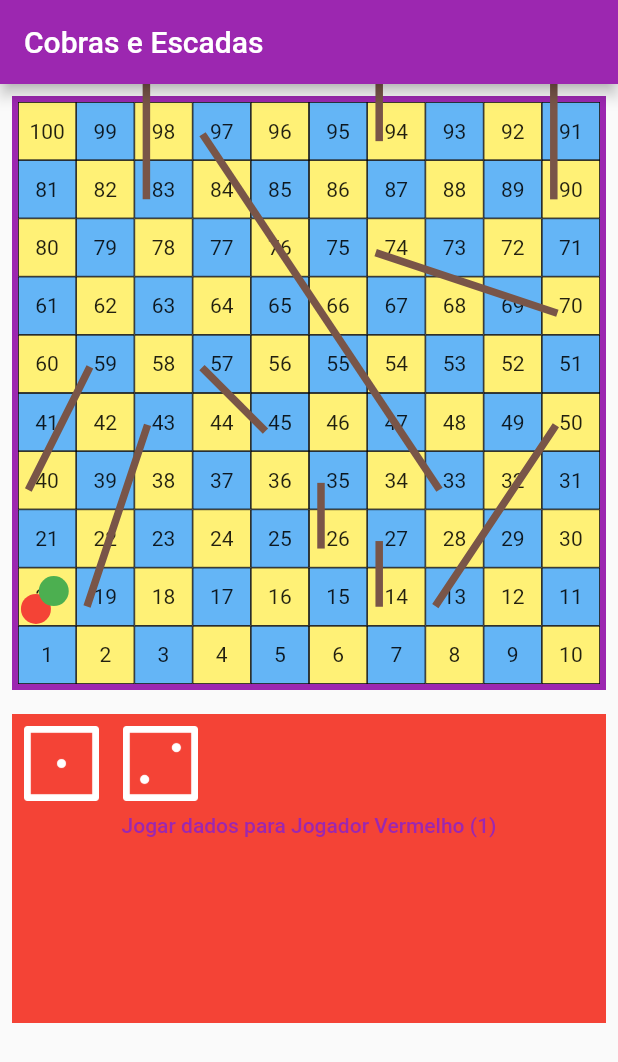
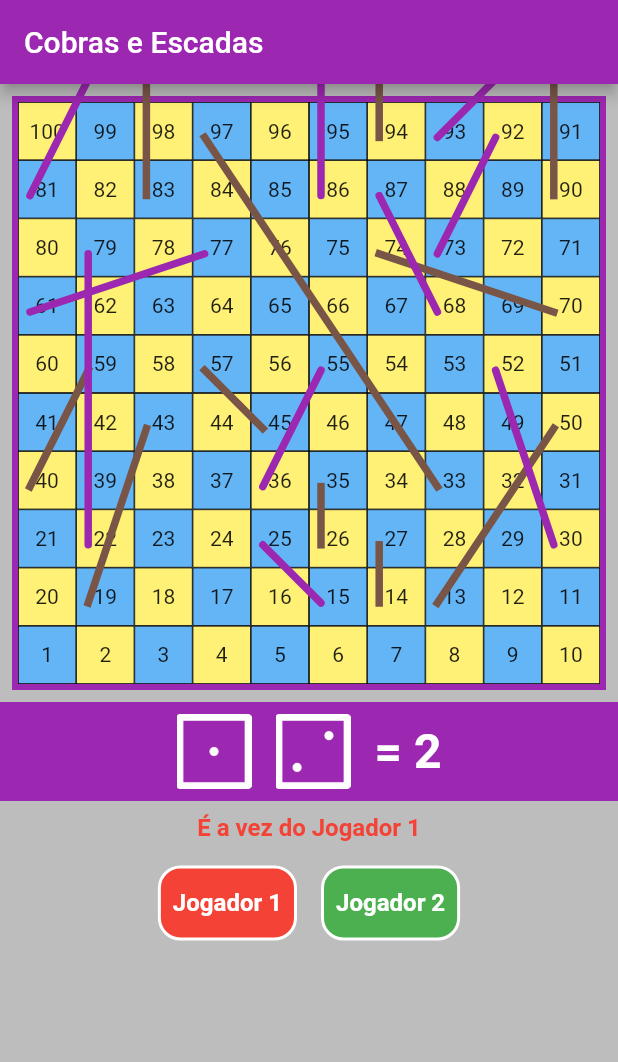
Before and after one commit to victorlf/snakes_and_ladders, a Flutter app: the screen it shows after launch, after a tap on the "play circle filled" icon, on a phone screen of 412 x 824 dp. Shown: the top 1062 px of the screen. Run offline on Flutter 3.47's test engine with Material 2 defaults, Android fonts, the light colour scheme and no system bars.

Commit message:
Added snakes; Added Providers for dice roll and user update.

```diff
--- a/lib/app_widget.dart
+++ b/lib/app_widget.dart
@@ -13,6 +13,7 @@ class AppWidget extends StatelessWidget {
       title: 'Snake and Ladders',
       theme: ThemeData(
         primarySwatch: Colors.purple,
+        scaffoldBackgroundColor: Colors.grey.shade400,
       ),
       home: const HomeScreen(title: 'Cobras e Escadas'),
     );
--- a/lib/providers/user_provider.dart
+++ b/lib/providers/user_provider.dart
@@ -2,8 +2,9 @@ import 'package:flutter/material.dart';
 import 'package:snakes_and_ladders/utils/constants.dart';
 
 class UserProvider with ChangeNotifier {
-  late int _user1Position;
-  late int _user2Position;
+  int _user1Position = -1;
+  int _user2Position = -1;
+  int _lastOneToPlay = 0;
 
   Offset _user1OffsetPosition = Offset(0, 0);
   Offset _user2OffsetPosition = Offset(0, 0);
@@ -32,9 +33,27 @@ class UserProvider with ChangeNotifier {
   Offset get user1Position => _user1OffsetPosition;
   Offset get user2Position => _user2OffsetPosition;
 
-  List<Offset> get getUsersPosition => _user1OffsetPosition == Offset(0, 0)
-      ? []
-      : [_user1OffsetPosition, _user2OffsetPosition];
+  Color get getColorOflastUserToPlay {
+    if (_lastOneToPlay == 1) {
+      return user1Color;
+    } else if (_lastOneToPlay == 2) {
+      return user2Color;
+    } else {
+      return Colors.purple;
+    }
+  }
+
+  List<Offset> get getUsersPosition {
+    var list = <Offset>[];
+    if (_user1OffsetPosition != Offset(0, 0)) {
+      list.add(_user1OffsetPosition);
+    }
+
+    if (_user2OffsetPosition != Offset(0, 0)) {
+      list.add(_user2OffsetPosition);
+    }
+    return list;
+  }
 
   //void emptyUsersPosition() => _user1OffsetPosition == Offset(0, 0);
 
@@ -42,7 +61,15 @@ class UserProvider with ChangeNotifier {
     //_user1Position += addUser1;
     //_user2Position += addUser2;
 
+    _lastOneToPlay = addUser1 != 0 ? 1 : 2;
+
+    if (addUser1 > 0) {
       debugPrint('Position Before of user 1: $_user1Position');
+      final userPointBefore = _user1Position;
+      if (userPointBefore < 0) {
+        _user1Position = usersInitialPoint;
+      }
+
       for (var i = 1; i <= addUser1; i++) {
         if (isRowToDecrease(_user1Position)) {
           if (isEndOfRow(endRowList2, _user1Position)) {
@@ -61,6 +88,10 @@ class UserProvider with ChangeNotifier {
         }
       }
 
+      if (userPointBefore < 0) {
+        _user1Position += 1;
+      }
+
       if (_user1Position < 0) {
         _user1Position = _user1Position.abs();
       }
@@ -71,11 +102,24 @@ class UserProvider with ChangeNotifier {
         }
       }
 
-    debugPrint('Position After of user 1: $_user1Position');
+      for (var pair in snakesPoints) {
+        if (pair.first == _user1Position) {
+          _user1Position = pair.last;
+        }
+      }
 
+      final RenderBox renderUser1 = keysList[_user1Position]
+          .currentContext
+          ?.findRenderObject() as RenderBox;
+      _user1OffsetPosition = renderUser1.localToGlobal(Offset.zero);
+    }
     // User 2
-
+    if (addUser2 > 0) {
       debugPrint('Position Before of user 2: $_user2Position');
+      final userPointBefore = _user2Position;
+      if (userPointBefore < 0) {
+        _user2Position = usersInitialPoint;
+      }
       for (var i = 1; i <= addUser2; i++) {
         if (isRowToDecrease(_user2Position)) {
           if (isEndOfRow(endRowList2, _user2Position)) {
@@ -94,6 +138,10 @@ class UserProvider with ChangeNotifier {
         }
       }
 
+      if (userPointBefore < 0) {
+        _user2Position += 1;
+      }
+
       if (_user2Position < 0) {
         _user2Position = _user2Position.abs();
       }
@@ -104,20 +152,26 @@ class UserProvider with ChangeNotifier {
         }
       }
 
-    debugPrint('Position After of user 2: $_user2Position');
-
-    // =========
-
-    final RenderBox renderUser1 = keysList[_user1Position]
-        .currentContext
-        ?.findRenderObject() as RenderBox;
-    _user1OffsetPosition = renderUser1.localToGlobal(Offset.zero);
+      for (var pair in snakesPoints) {
+        if (pair.first == _user2Position) {
+          _user2Position = pair.last;
+        }
+      }
 
       final RenderBox renderUser2 = keysList[_user2Position]
           .currentContext
           ?.findRenderObject() as RenderBox;
       _user2OffsetPosition = renderUser2.localToGlobal(Offset.zero);
+      //notifyListeners();
+    }
+
+    debugPrint('Position After of user 1: $_user1Position');
+    // User 2
+
+    debugPrint('Position After of user 2: $_user2Position');
+
     notifyListeners();
+    // =========
   }
 
   bool isRowToDecrease(int userPosition) {
--- a/lib/screens/home_screen.dart
+++ b/lib/screens/home_screen.dart
@@ -4,9 +4,10 @@ import 'package:provider/provider.dart';
 import 'package:snakes_and_ladders/providers/dice_provider.dart';
 import 'package:snakes_and_ladders/providers/user_provider.dart';
 import 'package:snakes_and_ladders/utils/constants.dart';
+import 'package:snakes_and_ladders/widgets/congratulations_dialog.dart';
 import 'package:snakes_and_ladders/widgets/dice_roll.dart';
+import 'package:snakes_and_ladders/widgets/play_button.dart';
 import 'package:snakes_and_ladders/widgets/shape_painter.dart';
-
 import 'package:snakes_and_ladders/widgets/square.dart';
 
 class HomeScreen extends StatefulWidget {
@@ -22,6 +23,7 @@ class _HomeScreenState extends State<HomeScreen> {
   //late final List<GlobalKey> keysList;
   late final GlobalKey keyContainer;
   List<Map<Offset, Offset>> ladderList = [];
+  List<Map<Offset, Offset>> snakeList = [];
   List<Offset> usersOffsetList = [];
   // base da escada é o value do Map
 
@@ -49,6 +51,28 @@ class _HomeScreenState extends State<HomeScreen> {
     }
   }
 
+  Future<void> showMyDialog(
+      context, UserProvider users, Function finish, Color userColor) async {
+    return showDialog<void>(
+      context: context,
+      barrierDismissible: false, // user must tap button!
+      builder: (BuildContext context) {
+        return CongratulationsDialog(
+          finish: finish,
+          userColor: userColor,
+        );
+      },
+    );
+  }
+
+  void finish() {
+    setState(() {
+      ladderList = [];
+      snakeList = [];
+      gameIsOn = false;
+    });
+  }
+
   @override
   Widget build(BuildContext context) {
     void startGame() {
@@ -65,9 +89,23 @@ class _HomeScreenState extends State<HomeScreen> {
           Offset offsetEnd = renderEnd.localToGlobal(Offset.zero);
           ladderList.add({offsetStart: offsetEnd});
         }
+
+        for (var points in snakesPoints) {
+          final RenderBox renderStart = keysList[points.first]
+              .currentContext
+              ?.findRenderObject() as RenderBox;
+          Offset offsetStart = renderStart.localToGlobal(Offset.zero);
+
+          final RenderBox renderEnd = keysList[points.last]
+              .currentContext
+              ?.findRenderObject() as RenderBox;
+          Offset offsetEnd = renderEnd.localToGlobal(Offset.zero);
+          snakeList.add({offsetStart: offsetEnd});
+        }
+
         gameIsOn = true;
       });
-      Provider.of<UserProvider>(context, listen: false).setInitialPositions();
+      //Provider.of<UserProvider>(context, listen: false).setInitialPositions();
     }
 
     return SafeArea(
@@ -82,7 +120,8 @@ class _HomeScreenState extends State<HomeScreen> {
                 padding: const EdgeInsets.all(8.0),
                 child: CustomPaint(
                   foregroundPainter: ShapePainter(
-                    pairList: ladderList,
+                    ladderList: ladderList,
+                    snakeList: snakeList,
                     //userList: usersOffsetList,
                     userList: users.getUsersPosition,
                   ),
@@ -133,104 +172,71 @@ class _HomeScreenState extends State<HomeScreen> {
   }
 
   Widget rollDice(UserProvider users) {
-    return Center(
-      child: isPlayer1Turn
-          ? TextButton(
+    return Column(
+      children: [
+        DiceRoll(),
+        Row(
+          mainAxisAlignment: MainAxisAlignment.center,
+          children: [
+            TextButton(
               onPressed: () async {
+                if (isPlayer1Turn) {
                   await Provider.of<DiceProvider>(context, listen: false)
                       .generateDiceValue();
-                final dice1 = Provider.of<DiceProvider>(context, listen: false)
+                  final dice1 =
+                      Provider.of<DiceProvider>(context, listen: false)
                           .dice1ValueCount;
-                final dice2 = Provider.of<DiceProvider>(context, listen: false)
+                  final dice2 =
+                      Provider.of<DiceProvider>(context, listen: false)
                           .dice2ValueCount;
 
                   final addUser1 = dice1 + dice2;
 
-                users.updatePositions(addUser1: addUser1, addUser2: 0);
+                  users.updatePositions(addUser1: 16, addUser2: 0);
                   if (users.user1PositionIndex == 0) {
-                  _showMyDialog(users);
+                    showMyDialog(context, users, finish, user1Color);
                   }
 
                   setState(() {
+                    if (dice1 != dice2) {
                       isPlayer1Turn = false;
+                    }
                   });
+                }
               },
-              child: Container(
-                width: double.infinity,
-                height: MediaQuery.of(context).size.height * 0.25,
-                color: Colors.red,
-                child: Column(
-                  children: [
-                    DiceRoll(),
-                    Text('Jogar dados para Jogador Vermelho (1)'),
-                  ],
+              child: const PlayButton(text: 'Jogador 1', color: user1Color),
             ),
-              ),
-            )
-          : TextButton(
+            TextButton(
               onPressed: () async {
+                if (!isPlayer1Turn) {
                   await Provider.of<DiceProvider>(context, listen: false)
                       .generateDiceValue();
-                final dice1 = Provider.of<DiceProvider>(context, listen: false)
+                  final dice1 =
+                      Provider.of<DiceProvider>(context, listen: false)
                           .dice1ValueCount;
-                final dice2 = Provider.of<DiceProvider>(context, listen: false)
+                  final dice2 =
+                      Provider.of<DiceProvider>(context, listen: false)
                           .dice2ValueCount;
 
                   final addUser2 = dice1 + dice2;
 
-                users.updatePositions(addUser1: 0, addUser2: addUser2);
+                  users.updatePositions(addUser1: 0, addUser2: 9);
                   if (users.user2PositionIndex == 0) {
-                  _showMyDialog(users);
+                    showMyDialog(context, users, finish, user2Color);
                   }
 
                   setState(() {
+                    if (dice1 != dice2) {
                       isPlayer1Turn = true;
+                    }
                   });
+                }
               },
-              child: Container(
-                width: double.infinity,
-                height: MediaQuery.of(context).size.height * 0.25,
-                color: Colors.green,
-                child: Column(
-                  children: [
-                    DiceRoll(),
-                    Text('Jogar dados para Jogador Verde (2)'),
+              child: const PlayButton(text: 'Jogador 2', color: user2Color),
+            ),
           ],
-                ),
-              ),
-            ),
-    );
-  }
-
-  Future<void> _showMyDialog(UserProvider users) async {
-    return showDialog<void>(
-      context: context,
-      barrierDismissible: false, // user must tap button!
-      builder: (BuildContext context) {
-        return AlertDialog(
-          title: const Text('AlertDialog Title'),
-          content: SingleChildScrollView(
-            child: ListBody(
-              children: const <Widget>[
-                Text('This is a demo alert dialog.'),
-                Text('Would you like to approve of this message?'),
-              ],
-            ),
-          ),
-          actions: <Widget>[
-            TextButton(
-              child: const Text('Approve'),
-              onPressed: () {
-                setState(() {
-                  ladderList = [];
-                  gameIsOn = false;
-                });
-                Navigator.of(context).pop();
-              },
         ),
       ],
     );
-      },
-    );
   }
 }
--- a/lib/utils/constants.dart
+++ b/lib/utils/constants.dart
@@ -14,6 +14,22 @@ const Set<Set<int>> laddersPoints = {
   {69, 97}
 };
 
+const Set<Set<int>> snakesPoints = {
+  {1, 20},
+  {5, 25},
+  {8, 17},
+  {18, 37},
+  {26, 47},
+  {31, 81},
+  {33, 40},
+  {55, 74},
+  {58, 89},
+  {84, 95},
+};
+
 const usersInitialPoint = 90;
 
 final keysList = List<GlobalKey>.generate(100, (_) => GlobalKey());
+
+const user1Color = Colors.red;
+const user2Color = Colors.green;
--- a/lib/widgets/dice_roll.dart
+++ b/lib/widgets/dice_roll.dart
@@ -1,9 +1,8 @@
-import 'dart:math';
-
-import 'package:flutter/foundation.dart';
 import 'package:flutter/material.dart';
 import 'package:provider/provider.dart';
 import 'package:snakes_and_ladders/providers/dice_provider.dart';
+import 'package:snakes_and_ladders/providers/user_provider.dart';
+import 'package:snakes_and_ladders/utils/constants.dart';
 //import 'package:snakes_and_ladder/models/game_model.dart';
 
 class DiceRoll extends StatefulWidget {
@@ -12,6 +11,8 @@ class DiceRoll extends StatefulWidget {
 }
 
 class _DiceRollState extends State<DiceRoll> {
+  int userTurn = 1;
+  Color userTurnColor = user1Color;
   @override
   Widget build(BuildContext context) {
     List<String> _diceOneImages = [
@@ -23,14 +24,21 @@ class _DiceRollState extends State<DiceRoll> {
       "assets/images/dice6.png",
     ];
 
+    return Consumer<DiceProvider>(
+      builder: (context, dice, child) {
+        Color color =
+            Provider.of<UserProvider>(context).getColorOflastUserToPlay;
+        if (dice.dice1ValueCount != dice.dice2ValueCount) {
+          userTurn = color == user1Color ? 2 : 1;
+          userTurnColor = color == user1Color ? user2Color : user1Color;
+        }
+
         return Column(
+          children: [
+            Container(
+              color: color,
+              child: Row(
                 mainAxisAlignment: MainAxisAlignment.center,
-      children: <Widget>[
-        Row(
-          children: <Widget>[
-            Expanded(
-              child: Consumer<DiceProvider>(builder: (context, dice, child) {
-                return Row(
                 children: [
                   Padding(
                     padding: const EdgeInsets.all(8.0),
@@ -60,13 +68,34 @@ class _DiceRollState extends State<DiceRoll> {
                               fit: BoxFit.contain)),
                     ),
                   ),
-                  ],
-                );
-              }),
+                  Padding(
+                    padding: const EdgeInsets.all(8.0),
+                    child: Text(
+                      '= ${dice.dice1ValueCount + dice.dice2ValueCount}',
+                      style: const TextStyle(
+                        fontSize: 32.0,
+                        fontWeight: FontWeight.bold,
+                        color: Colors.white,
+                      ),
+                    ),
                   ),
                 ],
               ),
+            ),
+            Padding(
+              padding: const EdgeInsets.all(8.0),
+              child: Text(
+                'É a vez do Jogador $userTurn',
+                style: TextStyle(
+                  fontSize: 16.0,
+                  fontWeight: FontWeight.bold,
+                  color: userTurnColor,
+                ),
+              ),
+            ),
           ],
+        );
+      },
     );
   }
 }
--- /dev/null
+++ b/lib/widgets/play_button.dart
@@ -0,0 +1,34 @@
+import 'package:flutter/material.dart';
+
+class PlayButton extends StatelessWidget {
+  final String text;
+  final Color color;
+
+  const PlayButton({required this.text, required this.color, Key? key})
+      : super(key: key);
+
+  @override
+  Widget build(BuildContext context) {
+    return Container(
+      padding: const EdgeInsets.all(8.0),
+      decoration: BoxDecoration(
+        color: color,
+        borderRadius: const BorderRadius.all(
+          Radius.circular(15.0),
+        ),
+        border: Border.all(width: 2.0, color: Colors.white),
+      ),
+      height: 50.0,
+      child: Center(
+        child: Text(
+          text,
+          style: const TextStyle(
+            fontSize: 16.0,
+            fontWeight: FontWeight.bold,
+            color: Colors.white,
+          ),
+        ),
+      ),
+    );
+  }
+}
--- a/lib/widgets/shape_painter.dart
+++ b/lib/widgets/shape_painter.dart
@@ -3,13 +3,15 @@ import 'package:flutter/material.dart';
 class ShapePainter extends CustomPainter {
   // final Offset offsetStart;
   // late final Offset offsetEnd;
-  final List<Map<Offset, Offset>> pairList;
+  final List<Map<Offset, Offset>> ladderList;
+  final List<Map<Offset, Offset>> snakeList;
   final List<Offset> userList;
   ShapePainter({
     // required this.offsetStart,
     // required this.offsetEnd,
-    required this.pairList,
+    required this.ladderList,
     required this.userList,
+    required this.snakeList,
   });
 
   @override
@@ -18,6 +20,11 @@ class ShapePainter extends CustomPainter {
       ..color = Colors.brown
       ..strokeWidth = 5
       ..strokeCap = StrokeCap.square;
+
+    var snakePaint = Paint()
+      ..color = Colors.purple
+      ..strokeWidth = 5
+      ..strokeCap = StrokeCap.round;
 
     var user1Paint = Paint()
       ..color = Colors.red
@@ -29,13 +36,22 @@ class ShapePainter extends CustomPainter {
       ..strokeWidth = 5
       ..strokeCap = StrokeCap.square;
 
-    for (var offsetPair in pairList) {
+    for (var offsetPair in ladderList) {
       Offset startingPoint = Offset(offsetPair.keys.first.dx,
           offsetPair.keys.first.dy - (size.height * 0.2));
       Offset endingPoint = Offset(offsetPair.values.first.dx,
           offsetPair.values.first.dy - (size.height * 0.2));
 
       canvas.drawLine(startingPoint, endingPoint, ladderPaint);
+    }
+
+    for (var offsetPair in snakeList) {
+      Offset startingPoint = Offset(offsetPair.keys.first.dx,
+          offsetPair.keys.first.dy - (size.height * 0.2));
+      Offset endingPoint = Offset(offsetPair.values.first.dx,
+          offsetPair.values.first.dy - (size.height * 0.2));
+
+      canvas.drawLine(startingPoint, endingPoint, snakePaint);
     }
 
     for (var i = 0; i < userList.length; i++) {
```
Also changed, not shown: lib/widgets/congratulations_dialog.dart (added, +47 -0 lines). Lines whose indentation alone changed are shown as unchanged.
